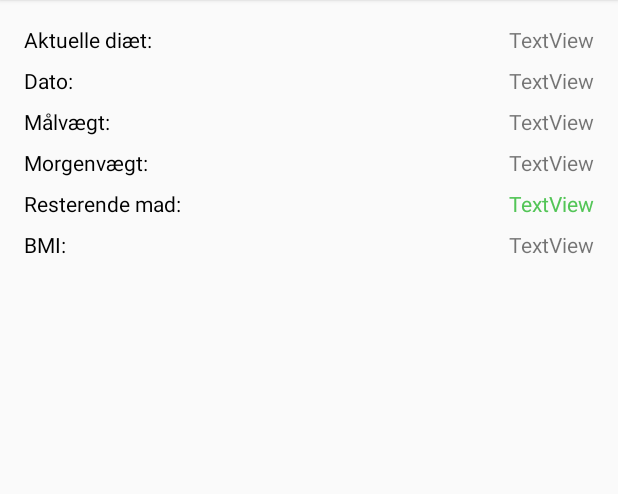
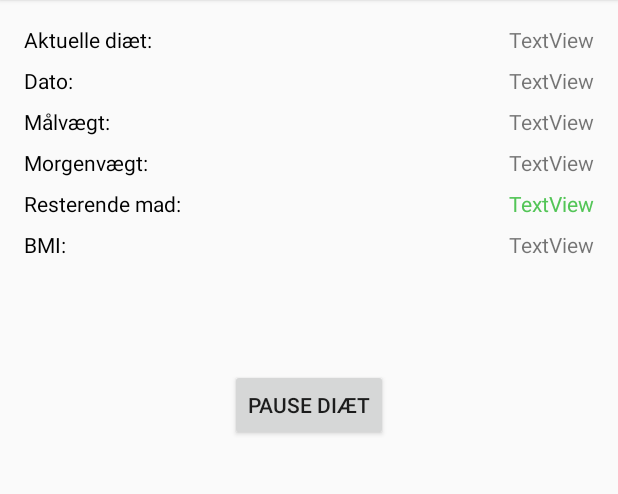
Before and after one commit to Skydt90/Math_Diet, an Android app: the MainMenuActivity screen opened directly, with no data from a screen before it, on a phone screen of 412 x 824 dp, the part 68-562 px from its top. Run offline under Robolectric (Android 15) with nearby library versions, the phone set to English and light mode, and no system bars; libraries missing offline, so code that uses them is left out: com.github.mikephil.charting; plain views replace LineChart; 4 statements that could not run were skipped.

Commit message:
Pause test in progress.

```diff
--- a/app/src/main/java/com/skydt/weightcontrol/activities/DietCreationActivity.java
+++ b/app/src/main/java/com/skydt/weightcontrol/activities/DietCreationActivity.java
@@ -271,7 +271,8 @@ public class DietCreationActivity extends AppCompatActivity implements View.OnCl
             Diet diet = new Diet(etDietName.getText().toString(),
                     Double.parseDouble(etCurrentWeight.getText().toString()),
                     Double.parseDouble(etDesiredWeight.getText().toString()),
-                    Integer.parseInt(etDays.getText().toString()), Double.parseDouble(etHeight.getText().toString()));
+                    Integer.parseInt(etDays.getText().toString()), Double.parseDouble(etHeight.getText().toString()),
+                    false);
             dietID = (int) dietService.postDiet(diet, DietCreationActivity.this);
             diet.setDietID(dietID);
 
--- a/app/src/main/java/com/skydt/weightcontrol/activities/MainMenuActivity.java
+++ b/app/src/main/java/com/skydt/weightcontrol/activities/MainMenuActivity.java
@@ -6,6 +6,8 @@ import android.graphics.Color;
 import android.os.Bundle;
 import androidx.appcompat.app.AppCompatActivity;
 import androidx.appcompat.widget.Toolbar;
+
+import android.util.Log;
 import android.view.Menu;
 import android.view.MenuItem;
 import android.view.View;
@@ -28,9 +30,11 @@ import java.util.Locale;
 
 public class MainMenuActivity extends AppCompatActivity implements View.OnClickListener
 {
+    private static final String TAG = "MainMenuActivity";
     private Button btnGoToDay;
     private Button btnBodyWeighIn;
     private Button btnFood;
+    private Button btnPause;
     private TextView tvCurrentDiet;
     private TextView tvDate;
     private TextView tvGoalWeight;
@@ -67,6 +71,8 @@ public class MainMenuActivity extends AppCompatActivity implements View.OnClickL
         btnBodyWeighIn.setOnClickListener(this);
         btnFood = findViewById(R.id.btnFood);
         btnFood.setOnClickListener(this);
+        btnPause = findViewById(R.id.btnPause);
+        btnPause.setOnClickListener(this);
 
         tvCurrentDiet = findViewById(R.id.tvCurrentDiet);
         tvDate = findViewById(R.id.tvDate);
@@ -266,6 +272,14 @@ public class MainMenuActivity extends AppCompatActivity implements View.OnClickL
                 intent.putExtra("dietID", dietID);
                 startActivity(intent);
                 break;
+
+            case R.id.btnPause:
+                dietService.postPauseDiet(diet.getDietID(), true, this);
+                boolean test = dietService.loadDietPaused(diet.getDietID(), this);
+
+                List<Day> nonCompletedDays = dayService.loadAllNonCompletedDaysFromDiet(dietID, dayService.getCurrentDateAsString(), this);
+                //Set diet on pause if it wasnt already, or unpause it, if it was.
+                Log.d(TAG, "Pause: " + test);
             default:
                 break;
         }
--- a/app/src/main/java/com/skydt/weightcontrol/database/AppDatabase.java
+++ b/app/src/main/java/com/skydt/weightcontrol/database/AppDatabase.java
@@ -47,7 +47,8 @@ public class AppDatabase extends SQLiteOpenHelper
                 + DBContract.DietEntries.START_WEIGHT + " DOUBLE, "
                 + DBContract.DietEntries.DESIRED_WEIGHT + " DOUBLE, "
                 + DBContract.DietEntries.NUMBER_OF_DAYS + " INTEGER, "
-                + DBContract.DietEntries.HEIGHT + " DOUBLE);";
+                + DBContract.DietEntries.HEIGHT + " DOUBLE,"
+                + DBContract.DietEntries.PAUSED + " BOOL)";
         db.execSQL(createDietTable);
 
         String createDayTable = "CREATE TABLE "
--- a/app/src/main/java/com/skydt/weightcontrol/database/DBContract.java
+++ b/app/src/main/java/com/skydt/weightcontrol/database/DBContract.java
@@ -15,6 +15,7 @@ public class DBContract
         public static final String DESIRED_WEIGHT = "desired_weight";
         public static final String NUMBER_OF_DAYS = "number_of_days";
         public static final String HEIGHT = "height";
+        public static final String PAUSED = "paused";
     }
 
     public static class DayEntries implements BaseColumns
--- a/app/src/main/java/com/skydt/weightcontrol/services/DayService.java
+++ b/app/src/main/java/com/skydt/weightcontrol/services/DayService.java
@@ -41,6 +41,12 @@ public class DayService
     {
         Log.d(TAG, "loadAllCompletedDaysFromDiet: Called");
         return dayRepo.loadAllCompletedDaysFromDiet(dietID, currentDate, context);
+    }
+
+    public List<Day> loadAllNonCompletedDaysFromDiet(int dietID, String currentDate, Context context)
+    {
+        Log.d(TAG, "loadAllNonCompletedDaysFromDiet: Called");
+        return dayRepo.loadAllNonCompletedDaysFromDiet(dietID, currentDate, context);
     }
 
     public List<Day> loadAllDaysFromDiet(int dietID, Context context)
--- a/app/src/main/res/layout/main_menu_activity.xml
+++ b/app/src/main/res/layout/main_menu_activity.xml
@@ -281,4 +281,16 @@
         app:layout_constraintTop_toBottomOf="@+id/tvWeighInInfo"
         app:layout_constraintVertical_bias="0.0" />
 
+    <Button
+        android:id="@+id/btnPause"
+        android:layout_width="wrap_content"
+        android:layout_height="wrap_content"
+        android:layout_marginTop="8dp"
+        android:layout_marginBottom="8dp"
+        android:text="Pause Diæt"
+        app:layout_constraintBottom_toTopOf="@+id/linechart"
+        app:layout_constraintEnd_toEndOf="@+id/linechart"
+        app:layout_constraintStart_toStartOf="@+id/linechart"
+        app:layout_constraintTop_toBottomOf="@+id/textView7" />
+
 </androidx.constraintlayout.widget.ConstraintLayout>
```
Also changed, not shown: app/src/main/java/com/skydt/weightcontrol/models/Diet.java (+9 -1 lines), app/src/main/java/com/skydt/weightcontrol/repositories/DayRepo.java (+50 -0 lines), app/src/main/java/com/skydt/weightcontrol/repositories/DietRepo.java (+51 -2 lines), app/src/main/java/com/skydt/weightcontrol/services/DietService.java (+13 -0 lines).
